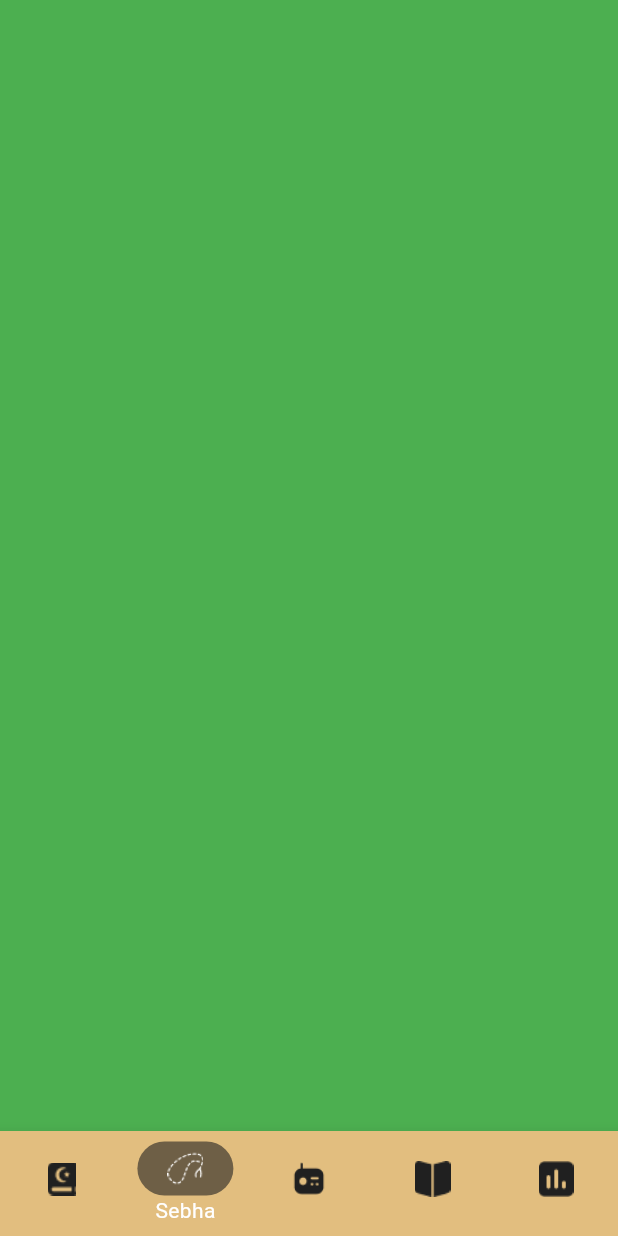
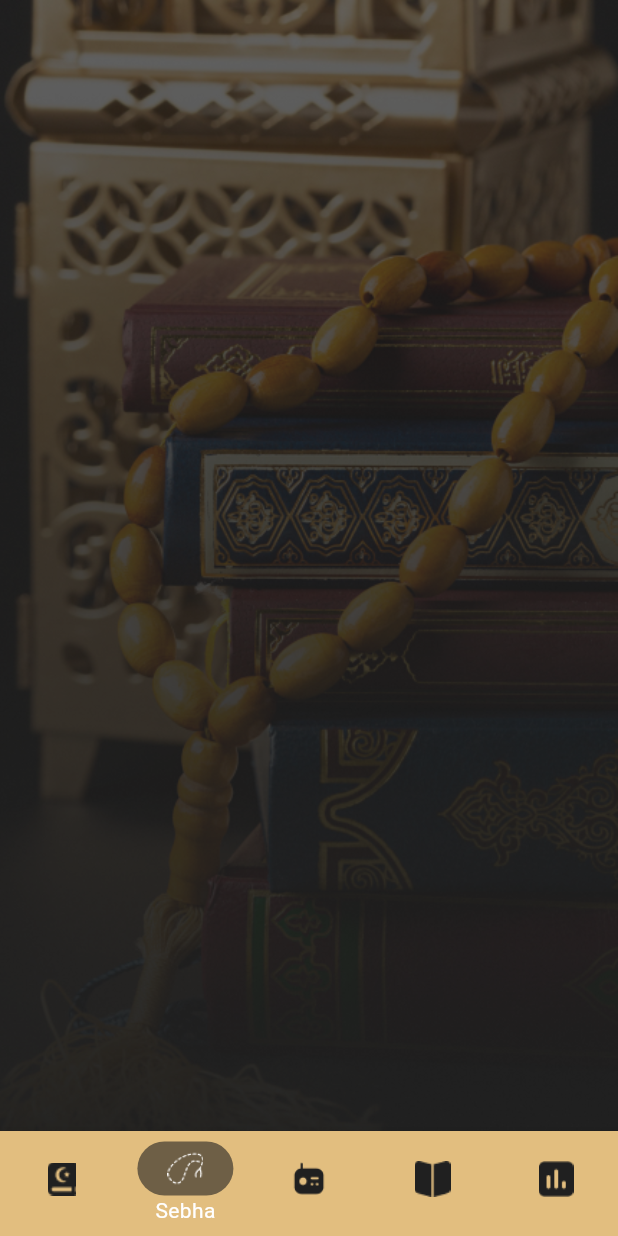
Before and after one commit to mohamedhamouda7897/islami_c15_friday, a Flutter app: the HomeScreen screen opened by its route, item 2 of the bottom bar chosen, on a phone screen of 412 x 824 dp. Run offline on Flutter 3.47's test engine with Material 3 defaults, Android fonts, the phone set to English and light mode, and no system bars; our stand-ins replace introduction_screen.

Commit message:
handle tabs bg

```diff
--- a/lib/home_screen.dart
+++ b/lib/home_screen.dart
@@ -17,12 +17,20 @@ class HomeScreen extends StatefulWidget {
 class _HomeScreenState extends State<HomeScreen> {
   int currentIndex = 0;
 
+  List<String> bgName = [
+    'home_bg',
+    'sebha_bg',
+    "radio_bg",
+    "ahadeth_bg",
+    "time_bg"
+  ];
+
   @override
   Widget build(BuildContext context) {
     return Container(
       decoration: BoxDecoration(
           image: DecorationImage(
-              image: AssetImage("assets/images/home_bg.png"),
+              image: AssetImage("assets/images/${bgName[currentIndex]}.png"),
               fit: BoxFit.fill)),
       child: Scaffold(
         backgroundColor: Colors.transparent,
@@ -58,7 +66,7 @@ class _HomeScreenState extends State<HomeScreen> {
               BottomNavigationBarItem(
                   icon: _buildImage("time", 4), label: "Dates"),
             ]),
-        body:tabs[currentIndex],
+        body: tabs[currentIndex],
       ),
     );
   }
--- a/lib/tabs/ahadeth_tab.dart
+++ b/lib/tabs/ahadeth_tab.dart
@@ -8,7 +8,7 @@ class AhadethTab extends StatelessWidget {
     return Container(
       width: double.infinity,
       height: double.infinity,
-      color: Colors.red,
+
     );
   }
 }
--- a/lib/tabs/radio_tab.dart
+++ b/lib/tabs/radio_tab.dart
@@ -8,7 +8,7 @@ class RadioTab extends StatelessWidget {
     return Container(
       width: double.infinity,
       height: double.infinity,
-      color: Colors.amber,
+
     );
   }
 }
--- a/lib/tabs/sebha_tab.dart
+++ b/lib/tabs/sebha_tab.dart
@@ -8,7 +8,7 @@ class SebhaTab extends StatelessWidget {
     return Container(
       width: double.infinity,
       height: double.infinity,
-      color: Colors.green,
+
     );
   }
 }
--- a/lib/tabs/time_tab.dart
+++ b/lib/tabs/time_tab.dart
@@ -8,7 +8,7 @@ class TimeTab extends StatelessWidget {
     return Container(
       width: double.infinity,
       height: double.infinity,
-      color: Colors.cyan,
+
     );
   }
 }
```
Lines whose indentation alone changed are shown as unchanged.
